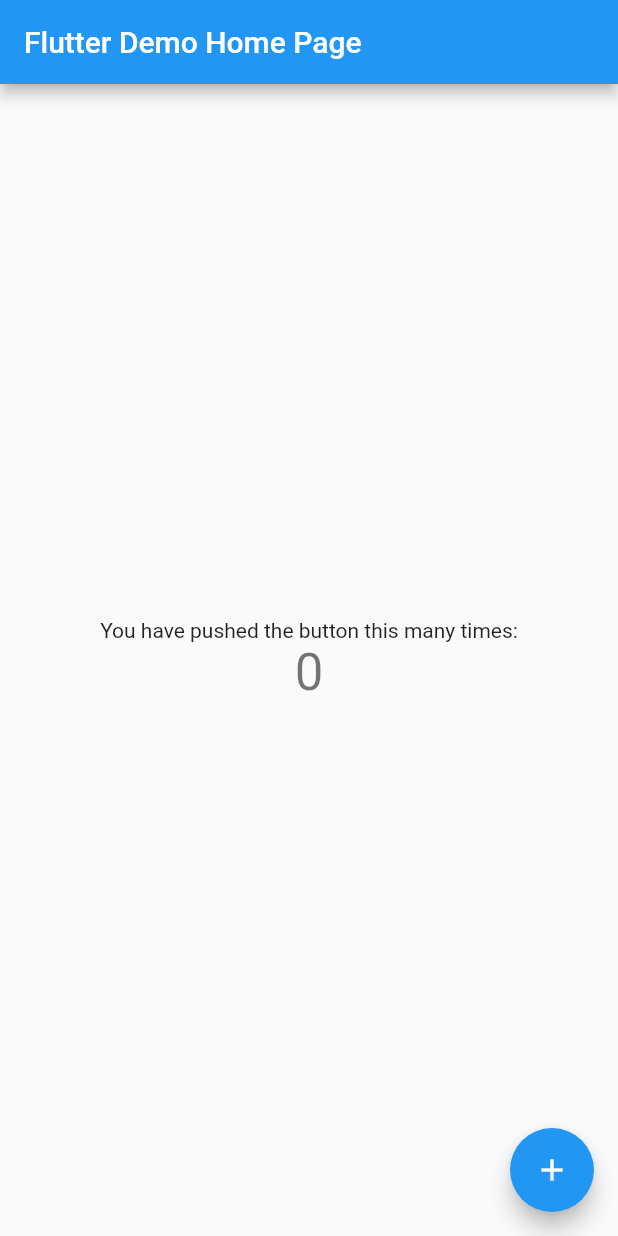
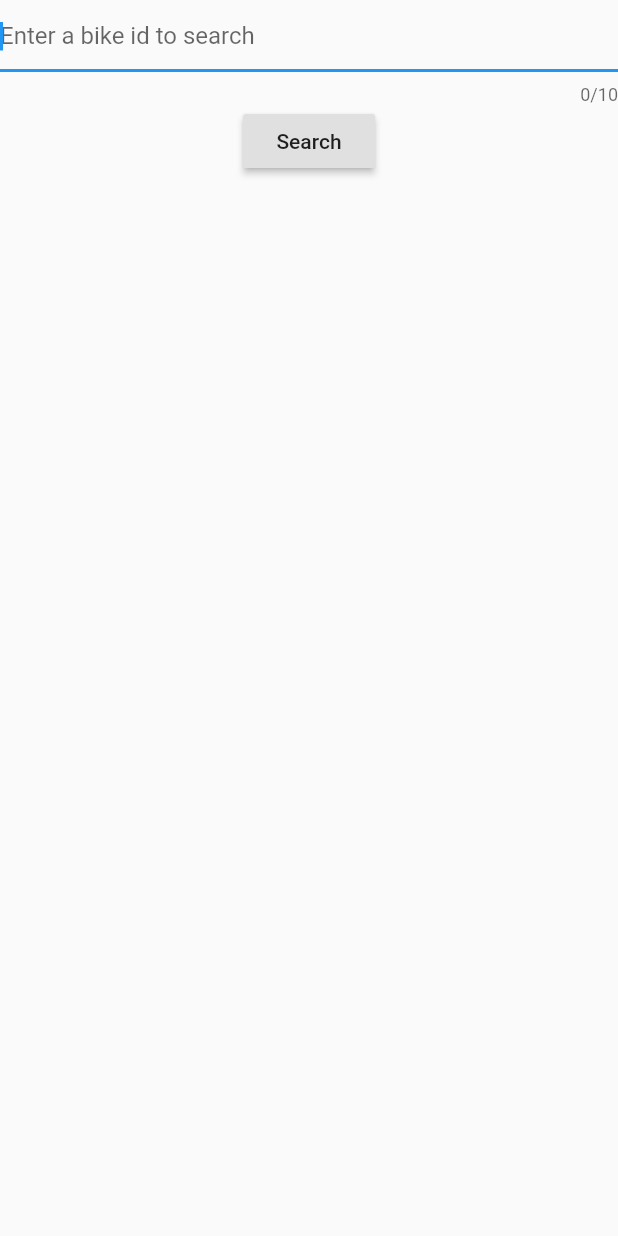
Before and after one commit to nikhildev/bikebank, a Flutter app: the screen it shows after launch, on a phone screen of 412 x 824 dp. Run offline on Flutter 3.47's test engine with Material 2 defaults, Android fonts, the phone set to English and light mode, and no system bars.

Commit message:
Starting Search screen

```diff
--- a/mobile/lib/main.dart
+++ b/mobile/lib/main.dart
@@ -1,4 +1,6 @@
 import 'package:flutter/material.dart';
+
+import 'routes/search.dart';
 
 void main() => runApp(MyApp());
 
@@ -7,105 +9,57 @@
   @override
   Widget build(BuildContext context) {
     return MaterialApp(
-      title: 'Flutter Demo',
+      title: 'Bike Bank',
       theme: ThemeData(
-        // This is the theme of your application.
-        //
-        // Try running your application with "flutter run". You'll see the
-        // application has a blue toolbar. Then, without quitting the app, try
-        // changing the primarySwatch below to Colors.green and then invoke
-        // "hot reload" (press "r" in the console where you ran "flutter run",
-        // or simply save your changes to "hot reload" in a Flutter IDE).
-        // Notice that the counter didn't reset back to zero; the application
-        // is not restarted.
         primarySwatch: Colors.blue,
       ),
-      home: MyHomePage(title: 'Flutter Demo Home Page'),
+      home: Search(),
     );
   }
 }
 
-class MyHomePage extends StatefulWidget {
-  MyHomePage({Key key, this.title}) : super(key: key);
+// class MyHomePage extends StatefulWidget {
+//   MyHomePage({Key key, this.title}) : super(key: key);
+//   final String title;
 
-  // This widget is the home page of your application. It is stateful, meaning
-  // that it has a State object (defined below) that contains fields that affect
-  // how it looks.
+//   @override
+//   _MyHomePageState createState() => _MyHomePageState();
+// }
 
-  // This class is the configuration for the state. It holds the values (in this
-  // case the title) provided by the parent (in this case the App widget) and
-  // used by the build method of the State. Fields in a Widget subclass are
-  // always marked "final".
+// class _MyHomePageState extends State<MyHomePage> {
+//   int _counter = 0;
 
-  final String title;
+//   void _incrementCounter() {
+//     setState(() {
+//       _counter++;
+//     });
+//   }
 
-  @override
-  _MyHomePageState createState() => _MyHomePageState();
-}
-
-class _MyHomePageState extends State<MyHomePage> {
-  int _counter = 0;
-
-  void _incrementCounter() {
-    setState(() {
-      // This call to setState tells the Flutter framework that something has
-      // changed in this State, which causes it to rerun the build method below
-      // so that the display can reflect the updated values. If we changed
-      // _counter without calling setState(), then the build method would not be
-      // called again, and so nothing would appear to happen.
-      _counter++;
-    });
-  }
-
-  @override
-  Widget build(BuildContext context) {
-    // This method is rerun every time setState is called, for instance as done
-    // by the _incrementCounter method above.
-    //
-    // The Flutter framework has been optimized to make rerunning build methods
-    // fast, so that you can just rebuild anything that needs updating rather
-    // than having to individually change instances of widgets.
-    return Scaffold(
-      appBar: AppBar(
-        // Here we take the value from the MyHomePage object that was created by
-        // the App.build method, and use it to set our appbar title.
-        title: Text(widget.title),
-      ),
-      body: Center(
-        // Center is a layout widget. It takes a single child and positions it
-        // in the middle of the parent.
-        child: Column(
-          // Column is also layout widget. It takes a list of children and
-          // arranges them vertically. By default, it sizes itself to fit its
-          // children horizontally, and tries to be as tall as its parent.
-          //
-          // Invoke "debug painting" (press "p" in the console, choose the
-          // "Toggle Debug Paint" action from the Flutter Inspector in Android
-          // Studio, or the "Toggle Debug Paint" command in Visual Studio Code)
-          // to see the wireframe for each widget.
-          //
-          // Column has various properties to control how it sizes itself and
-          // how it positions its children. Here we use mainAxisAlignment to
-          // center the children vertically; the main axis here is the vertical
-          // axis because Columns are vertical (the cross axis would be
-          // horizontal).
-          mainAxisAlignment: MainAxisAlignment.center,
-          children: <Widget>[
-            Text(
-              'You have pushed the button this many times:',
-            ),
-            Text(
-              '$_counter',
-              style: Theme.of(context).textTheme.display1,
-            ),
-          ],
-        ),
-      ),
-      floatingActionButton: FloatingActionButton(
-        onPressed: _incrementCounter,
-        tooltip: 'Increment',
-        child: Icon(Icons.add),
-      ), // This trailing comma makes auto-formatting nicer for build methods.
-    );
-  }
-}
+//   @override
+//   Widget build(BuildContext context) {
+//     return Scaffold(
+//       appBar: AppBar(
+//         title: Text(widget.title),
+//       ),
+//       body: Center(
+//         child: Column(
+//           mainAxisAlignment: MainAxisAlignment.center,
+//           children: <Widget>[
+//             Text(
+//               'You have pushed the button this many times:',
+//             ),
+//             Text(
+//               '$_counter',
+//               style: Theme.of(context).textTheme.display1,
+//             ),
+//           ],
+//         ),
+//       ),
+//       floatingActionButton: FloatingActionButton(
+//         onPressed: _incrementCounter,
+//         tooltip: 'Increment',
+//         child: Icon(Icons.add),
+//       ), // This trailing comma makes auto-formatting nicer for build methods.
+//     );
+//   }
+// }
--- /dev/null
+++ b/mobile/lib/routes/search.dart
@@ -0,0 +1,40 @@
+import 'package:flutter/material.dart';
+
+class Search extends StatefulWidget {
+  @override
+  _SearchState createState() => _SearchState();
+}
+
+class _SearchState extends State<Search> {
+  final searchTextController = TextEditingController();
+
+  _handleSearch() {
+    debugPrint(searchTextController.text);
+  }
+
+  @override
+  Widget build(BuildContext context) {
+    return Scaffold(
+      body: Container(
+        child: Column(
+          children: <Widget>[
+            TextField(
+              autofocus: true,
+              decoration:
+                  InputDecoration(hintText: 'Enter a bike id to search'),
+              maxLength: 10,
+              maxLengthEnforced: true,
+              controller: searchTextController,
+            ),
+            RaisedButton(
+              child: Text('Search'),
+              onPressed: () {
+                _handleSearch();
+              },
+            )
+          ],
+        ),
+      ),
+    );
+  }
+}
```
